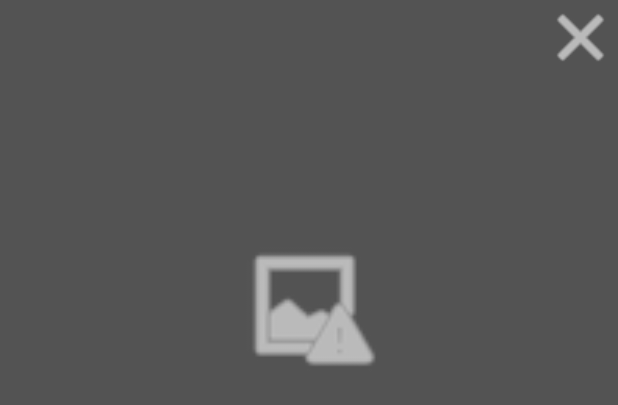
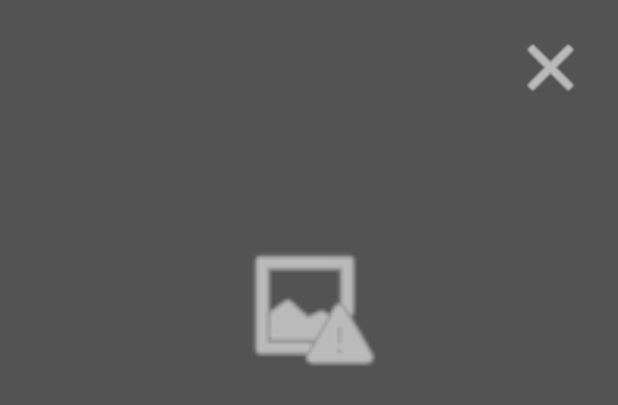
Before and after one commit to ccasanoval/PuestosSan, an Android app: the layout info_layout.xml on its own in the app's theme, with its tools: preview values and no code run, on a phone screen of 412 x 824 dp. Shown: the top 405 px of the screen. Run offline under Robolectric (Android 15) with nearby library versions, the phone set to English and light mode, and no system bars.

Commit message:
Add margin to close image of infoScreenDialog

```diff
--- a/app/src/main/res/layout/info_layout.xml
+++ b/app/src/main/res/layout/info_layout.xml
@@ -16,6 +16,8 @@
             android:id="@+id/ivCloseInfo"
             android:layout_width="50dp"
             android:layout_height="50dp"
+            android:layout_marginTop="20dp"
+            android:layout_marginRight="20dp"
             android:src="@android:drawable/ic_menu_close_clear_cancel"
             android:tint="@android:color/white"
             android:layout_alignParentRight="true"/>
```
